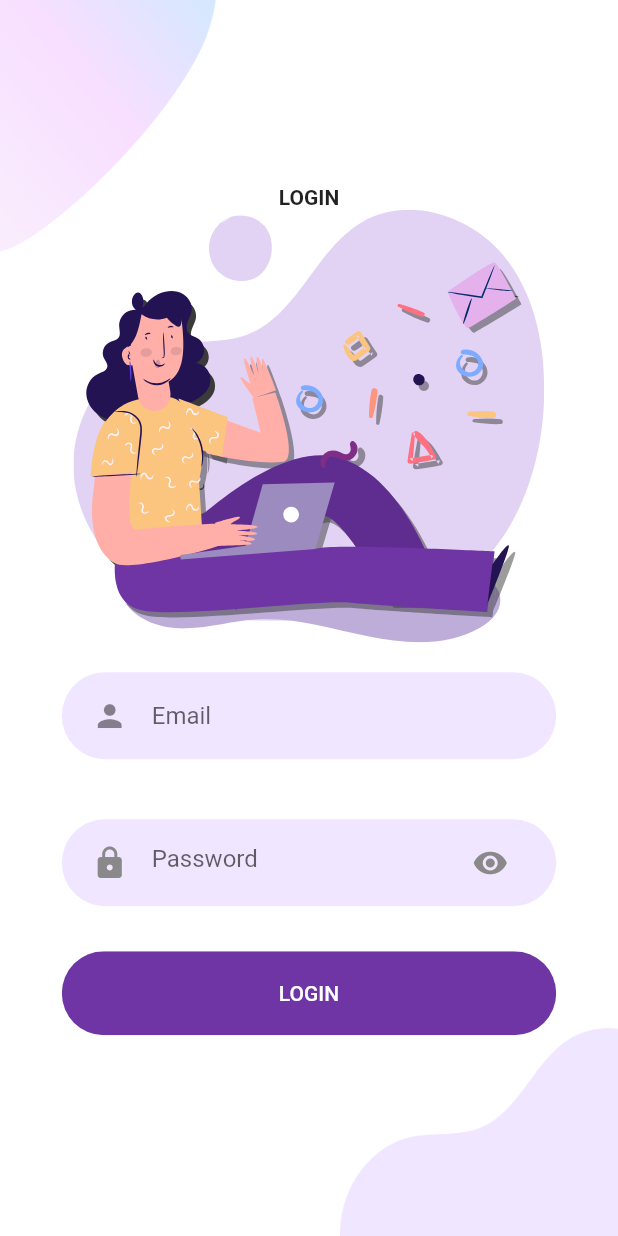
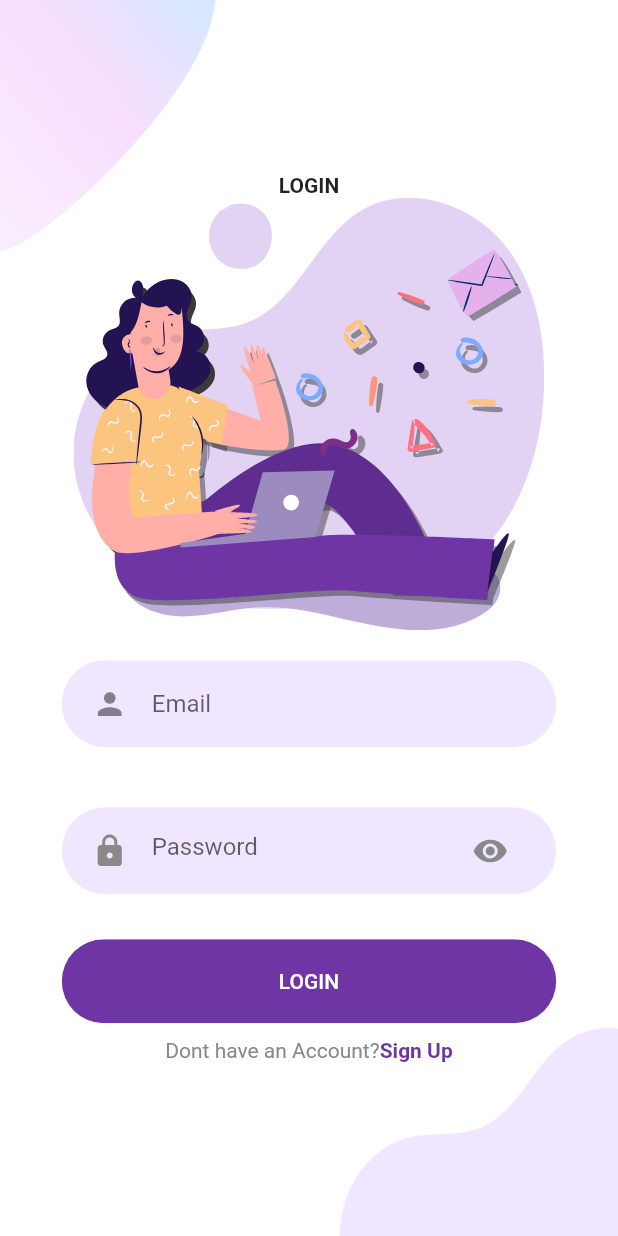
Before and after one commit to fernandasdias/FlutterLoginPage, a Flutter app: the screen it shows after launch, after a tap on "LOGIN", on a phone screen of 412 x 824 dp. Run offline on Flutter 3.47's test engine with Material 2 defaults, Android fonts, the phone set to English and light mode, and no system bars; our stand-ins replace flutter_svg.

Commit message:
Flutter analyzer corrections

```diff
--- a/analysis_options.yaml
+++ b/analysis_options.yaml
@@ -2,9 +2,10 @@ include: package:pedantic/analysis_options.yaml
 
 analyzer:
   exclude: [build/**]
-  strong-mode:
+  #strong-mode:
   #  implicit-casts: false
 
 linter:
   rules:
     - camel_case_types
+    - file_names
--- a/lib/Screens/Login/components/body.dart
+++ b/lib/Screens/Login/components/body.dart
@@ -4,6 +4,7 @@ import 'package:login/Screens/Login/components/background.dart';
 import 'package:login/Screens/Login/components/rounded_input_field.dart';
 import 'package:login/Screens/Login/components/rounded_password_field.dart';
 import 'package:login/components/rounded_button.dart';
+import 'package:login/constants.dart';
 
 class Body extends StatelessWidget {
   const Body({
@@ -33,6 +34,22 @@ class Body extends StatelessWidget {
           RoundedButton(
             text: 'LOGIN',
             press: () {},
+          ),
+          Row(
+            mainAxisAlignment: MainAxisAlignment.center,
+            children: <Widget>[
+              Text(
+                'Dont have an Account?',
+                style: TextStyle(color: kPrimaryGrayColor),
+              ),
+              Text(
+                'Sign Up',
+                style: TextStyle(
+                  color: kPrimaryColor,
+                  fontWeight: FontWeight.bold,
+                ),
+              )
+            ],
           )
         ],
       ),
--- a/lib/Screens/Login/components/rounded_password_field.dart
+++ b/lib/Screens/Login/components/rounded_password_field.dart
@@ -16,7 +16,7 @@ class RoundedPasswordField extends StatelessWidget {
         obscureText: true,
         onChanged: onChanged,
         decoration: InputDecoration(
-          hintText: "Password",
+          hintText: 'Password',
           icon: Icon(
             Icons.lock,
             color: kPrimaryGrayColor,
--- a/lib/Screens/Login/components/text_field_container.dart
+++ b/lib/Screens/Login/components/text_field_container.dart
@@ -11,7 +11,7 @@ class TextFieldContainer extends StatelessWidget {
 
   @override
   Widget build(BuildContext context) {
-    Size size = MediaQuery.of(context).size;
+    var size = MediaQuery.of(context).size;
 
     return Container(
       margin: EdgeInsets.symmetric(vertical: 20),
--- a/lib/Screens/Welcome/Components/background.dart
+++ b/lib/Screens/Welcome/Components/background.dart
@@ -7,10 +7,10 @@ class Background extends StatelessWidget {
     Key key,
   }) : super(key: key);
 
-
   @override
   Widget build(BuildContext context) {
-    Size size = MediaQuery.of(context).size; //This size has the total height and width of screen
+    var size = MediaQuery.of(context)
+        .size; //This size has the total height and width of screen
     return Container(
       height: size.height,
       width: double.infinity,
@@ -21,7 +21,7 @@ class Background extends StatelessWidget {
             top: 0,
             left: 0,
             child: Image.asset(
-              "assets/images/main_top.png",
+              'assets/images/main_top.png',
               width: size.width * 0.3,
             ),
           ),
@@ -29,7 +29,7 @@ class Background extends StatelessWidget {
             bottom: 0,
             left: 1,
             child: Image.asset(
-              "assets/images/main_bottom.png",
+              'assets/images/main_bottom.png',
               width: size.width * 0.2,
             ),
           ),
--- a/lib/Screens/Welcome/Components/body.dart
+++ b/lib/Screens/Welcome/Components/body.dart
@@ -9,24 +9,24 @@ import '../../../constants.dart';
 class Body extends StatelessWidget {
   @override
   Widget build(BuildContext context) {
-    Size size = MediaQuery.of(context).size;
+    var size = MediaQuery.of(context).size;
     return SingleChildScrollView(
       child: Background(
           child: Column(
         mainAxisAlignment: MainAxisAlignment.center,
         children: <Widget>[
           Text(
-            "Welcome Fernanda",
+            'Welcome Fernanda',
             style: TextStyle(fontWeight: FontWeight.bold),
           ),
           SizedBox(height: size.height * 0.04),
           SvgPicture.asset(
-            "assets/icons/chat.svg",
+            'assets/icons/chat.svg',
             height: size.height * 0.45,
           ),
           SizedBox(height: size.height * 0.05),
           RoundedButton(
-            text: "LOGIN",
+            text: 'LOGIN',
             press: () {
               Navigator.push(
                 context,
@@ -39,7 +39,7 @@ class Body extends StatelessWidget {
             },
           ),
           RoundedButton(
-            text: "REGISTER",
+            text: 'REGISTER',
             color: kPrimaryLightColor,
             textColor: Colors.black,
             press: () {},
```
